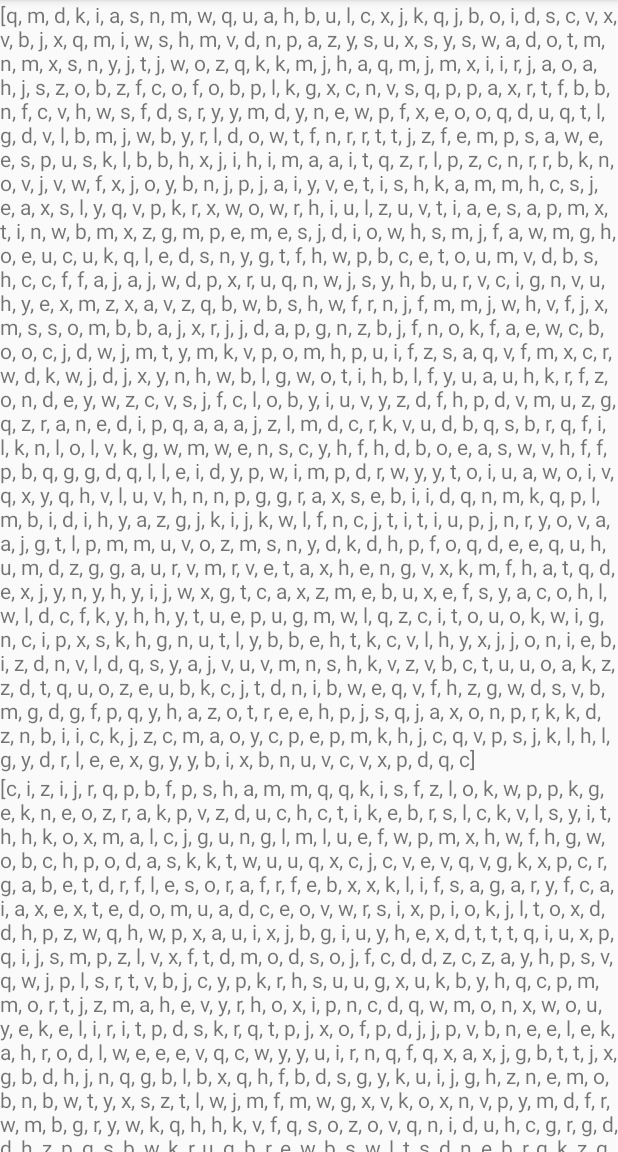
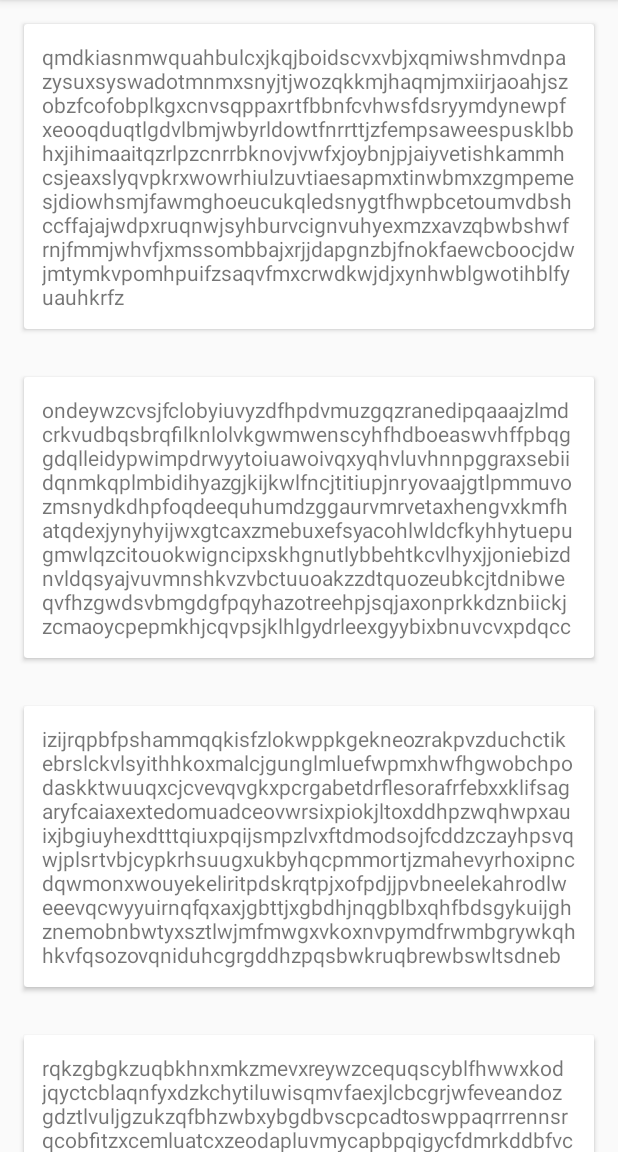
Before and after one commit to satoshun-android-example/PrecomputedTextCompatExample, an Android app: the screen it shows after launch (MainActivity), on a phone screen of 412 x 824 dp, the part 84-1236 px from its top. Run offline under Robolectric (Android 15) with nearby library versions, the phone set to English and light mode, and no system bars; our stand-ins replace data binding.

Commit message:
simplify sample

```diff
--- a/app/build.gradle
+++ b/app/build.gradle
@@ -25,6 +25,7 @@ dependencies {
   implementation Libs.appcompat
   implementation Libs.recyclerview
   implementation Libs.constraintlayout
+  implementation Libs.cardview
 
   testImplementation 'junit:junit:4.12'
 
--- a/app/src/main/java/com/github/satoshun/precomputedtextcompat/MainActivity.kt
+++ b/app/src/main/java/com/github/satoshun/precomputedtextcompat/MainActivity.kt
@@ -46,9 +46,7 @@ val random = Random()
 val alphabet = "abcdefghijklmnopqrstuvwxyz".toCharArray()
 
 private fun generateText(): String {
-  return (0..1000)
-      .map {
-        alphabet[random.nextInt(26)]
-      }
-      .toString()
+  return (0..500)
+      .map { alphabet[random.nextInt(26)] }
+      .joinToString("")
 }
--- a/app/src/main/res/layout/main_item.xml
+++ b/app/src/main/res/layout/main_item.xml
@@ -1,13 +1,18 @@
 <?xml version="1.0" encoding="utf-8"?>
-<layout xmlns:android="http://schemas.android.com/apk/res/android">
+<layout xmlns:android="http://schemas.android.com/apk/res/android"
+    xmlns:app="http://schemas.android.com/apk/res-auto"
+    xmlns:tools="http://schemas.android.com/tools">
 
-  <LinearLayout
+  <androidx.cardview.widget.CardView
       android:layout_width="match_parent"
-      android:layout_height="wrap_content">
+      android:layout_height="wrap_content"
+      android:layout_margin="16dp"
+      app:contentPadding="12dp">
 
     <TextView
         android:id="@+id/text"
         android:layout_width="match_parent"
-        android:layout_height="wrap_content" />
-  </LinearLayout>
+        android:layout_height="wrap_content"
+        tools:text="hogehogehoge" />
+  </androidx.cardview.widget.CardView>
 </layout>
--- a/buildSrc/src/main/java/Dependencies.kt
+++ b/buildSrc/src/main/java/Dependencies.kt
@@ -27,6 +27,7 @@ object Libs {
   val support_annotations = "com.android.support:support-annotations:${Vers.support_lib}"
   val recyclerview = "androidx.recyclerview:recyclerview:1.0.0-beta01"
   val constraintlayout = "androidx.constraintlayout:constraintlayout:2.0.0-alpha1"
+  val cardview = "androidx.cardview:cardview:1.0.0-beta01"
 
   val viewmodel = "android.arch.lifecycle:viewmodel:1.1.1"
   val livedata = "android.arch.lifecycle:livedata:1.1.1"
```
